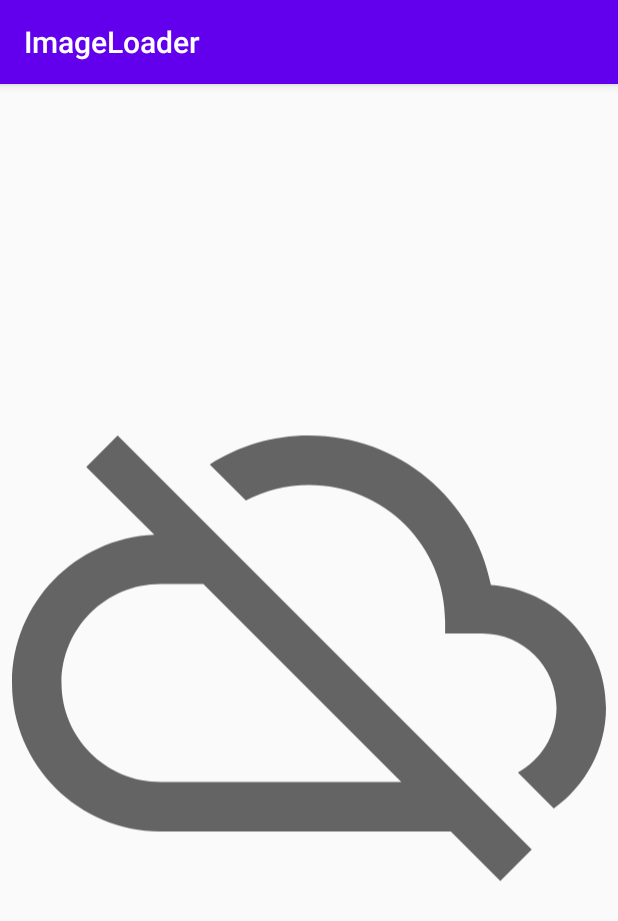
After one commit to Al-F/CatalogPresenter, an Android app: the fragment ItemDetailsFragment placed in its activity, on a phone screen of 412 x 824 dp. The commit adds this screen. Shown: the top 921 px of the screen. Run offline under Robolectric (Android 15) with nearby library versions, the phone set to English and light mode, and no system bars; our stand-ins replace Dagger/Hilt's generated code, RxJava; pictures from the network do not load; 1 statement that could not run was skipped.

Commit message:
Add item details page (#3)

```diff
--- a/app/src/main/java/com/example/imageloader/MainActivity.kt
+++ b/app/src/main/java/com/example/imageloader/MainActivity.kt
@@ -3,6 +3,7 @@ package com.example.imageloader
 import android.os.Bundle
 import androidx.appcompat.app.AppCompatActivity
 import com.example.imageloader.ui.fragment.CatalogFragment
+import com.example.imageloader.ui.fragment.ItemDetailsFragment
 import com.example.imageloader.ui.model.CatalogItemUI
 
 class MainActivity : AppCompatActivity(), CatalogFragment.OnCatalogItemSelected {
@@ -18,6 +19,9 @@ class MainActivity : AppCompatActivity(), CatalogFragment.OnCatalogItemSelected
     }
 
     override fun onCatalogItemSelected(model: CatalogItemUI) {
-        TODO("Not yet implemented")
+        val itemDetailsFragment = ItemDetailsFragment.newInstance(model.url, model.name)
+        supportFragmentManager.beginTransaction()
+            .replace(R.id.container, itemDetailsFragment, "itemDetails")
+            .addToBackStack(null).commit()
     }
 }
--- a/app/src/main/java/com/example/imageloader/di/CentralDI.kt
+++ b/app/src/main/java/com/example/imageloader/di/CentralDI.kt
@@ -14,7 +14,6 @@ import dagger.android.ContributesAndroidInjector
 import dagger.internal.Beta
 import dagger.multibindings.IntoMap
 import io.reactivex.schedulers.Schedulers
-import okhttp3.MediaType
 import retrofit2.Call
 import retrofit2.Retrofit
 import retrofit2.adapter.rxjava2.RxJava2CallAdapterFactory
@@ -37,7 +36,6 @@ abstract class AndroidSupportInjectionModule private constructor()
 
 @Module
 abstract class CatalogModule {
-
     @ContributesAndroidInjector(
         modules = [
             ViewModelBuilder::class
@@ -55,7 +53,6 @@ abstract class CatalogModule {
 class NetworkModule {
     companion object {
         private const val BASE_URL = "http://mobcategories.s3-website-eu-west-1.amazonaws.com/"
-        private val MIME_APPLICATION_JSON = MediaType.get("application/json")
     }
 
     @Provides
--- a/app/src/main/java/com/example/imageloader/ui/adapter/CatalogItemViewHolder.kt
+++ b/app/src/main/java/com/example/imageloader/ui/adapter/CatalogItemViewHolder.kt
@@ -2,19 +2,14 @@ package com.example.imageloader.ui.adapter
 
 import android.view.View
 import androidx.recyclerview.widget.RecyclerView
+import com.example.imageloader.ui.fragment.BASE_URL
 import com.example.imageloader.ui.model.CatalogItemUI
 import com.example.imageloader.ui.utils.loadImage
 import kotlinx.android.synthetic.main.catalog_item.view.*
 
 class CatalogItemViewHolder(var item: View) : RecyclerView.ViewHolder(item) {
     fun bind(model: CatalogItemUI) {
-        //TODO: handle FileNotFoundException
         item.preview_image.loadImage(BASE_URL + model.url)
         item.item_name_preview.text = model.name
     }
-
-    companion object {
-        //TODO: change to injecting it
-        const val BASE_URL = "http://mobcategories.s3-website-eu-west-1.amazonaws.com"
-    }
 }
--- a/app/src/main/java/com/example/imageloader/ui/fragment/CatalogViewModel.kt
+++ b/app/src/main/java/com/example/imageloader/ui/fragment/CatalogViewModel.kt
@@ -12,7 +12,7 @@ import retrofit2.Callback
 import retrofit2.Response
 import retrofit2.Retrofit
 import javax.inject.Inject
-
+const val BASE_URL = "http://mobcategories.s3-website-eu-west-1.amazonaws.com"
 class CatalogViewModel @Inject constructor(
     private val retrofit: Retrofit
 ) : ViewModel() {
@@ -23,7 +23,7 @@ class CatalogViewModel @Inject constructor(
     lateinit var listOfItems: Call<List<CatalogResponse>>
 
     private val _items = MutableLiveData<List<CatalogItemUI>>()
-    private val items: LiveData<List<CatalogItemUI>> = _items
+    val items: LiveData<List<CatalogItemUI>> = _items
 
     fun observeFailure(): LiveData<Failure> = failure
 
--- /dev/null
+++ b/app/src/main/java/com/example/imageloader/ui/fragment/ItemDetailsFragment.kt
@@ -0,0 +1,65 @@
+package com.example.imageloader.ui.fragment
+
+import android.os.Bundle
+import android.view.LayoutInflater
+import android.view.View
+import android.view.ViewGroup
+import androidx.fragment.app.Fragment
+import com.example.imageloader.R
+import com.example.imageloader.ui.utils.loadImage
+import kotlinx.android.synthetic.main.fragment_item_details.*
+
+// the fragment initialization parameters, e.g. ARG_ITEM_NUMBER
+private const val ARG_IMAGE_URL = "imageUrl"
+private const val ARG_ITEM_NAME = "itemName"
+
+/**
+ * A simple [Fragment] subclass.
+ * Use the [ItemDetailsFragment.newInstance] factory method to
+ * create an instance of this fragment.
+ */
+class ItemDetailsFragment : Fragment() {
+    private var imageURL: String? = null
+    private var itemName: String? = null
+
+    override fun onCreate(savedInstanceState: Bundle?) {
+        super.onCreate(savedInstanceState)
+        arguments?.let {
+            imageURL = it.getString(ARG_IMAGE_URL)
+            itemName = it.getString(ARG_ITEM_NAME)
+        }
+    }
+
+    override fun onCreateView(
+        inflater: LayoutInflater, container: ViewGroup?,
+        savedInstanceState: Bundle?
+    ): View? {
+        // Inflate the layout for this fragment
+        return inflater.inflate(R.layout.fragment_item_details, container, false)
+    }
+
+    override fun onViewCreated(view: View, savedInstanceState: Bundle?) {
+        super.onViewCreated(view, savedInstanceState)
+        item_details_image.loadImage(BASE_URL + imageURL)
+        item_details_name.text = itemName
+    }
+
+    companion object {
+        /**
+         * Use this factory method to create a new instance of
+         * this fragment using the provided parameters.
+         *
+         * @param imageURL Parameter 1.
+         * @param itemDescription Parameter 2.
+         * @return A new instance of fragment ItemDetailsFragment.
+         */
+        @JvmStatic
+        fun newInstance(imageURL: String, itemDescription: String) =
+            ItemDetailsFragment().apply {
+                arguments = Bundle().apply {
+                    putString(ARG_IMAGE_URL, imageURL)
+                    putString(ARG_ITEM_NAME, itemDescription)
+                }
+            }
+    }
+}
--- a/app/src/main/java/com/example/imageloader/ui/utils/ImageViewExt.kt
+++ b/app/src/main/java/com/example/imageloader/ui/utils/ImageViewExt.kt
@@ -2,12 +2,24 @@ package com.example.imageloader.ui.utils
 
 import android.graphics.drawable.Drawable
 import android.widget.ImageView
+import androidx.core.content.ContextCompat
 import com.bumptech.glide.Glide
 import com.bumptech.glide.request.target.CustomTarget
 import com.bumptech.glide.request.transition.Transition
+import com.example.imageloader.R
 
 fun ImageView.loadImage(url: String) {
     Glide.with(this).load(url).into(object : CustomTarget<Drawable>() {
+        override fun onLoadFailed(errorDrawable: Drawable?) {
+            super.onLoadFailed(errorDrawable)
+            this@loadImage.setImageDrawable(
+                ContextCompat.getDrawable(
+                    context,
+                    R.drawable.ic_image_not_found
+                )
+            )
+        }
+
         override fun onLoadCleared(placeholder: Drawable?) {
         }
 
--- /dev/null
+++ b/app/src/main/res/drawable/ic_image_not_found.xml
@@ -0,0 +1,10 @@
+<vector xmlns:android="http://schemas.android.com/apk/res/android"
+    android:width="24dp"
+    android:height="24dp"
+    android:tint="?attr/colorControlNormal"
+    android:viewportWidth="24"
+    android:viewportHeight="24">
+    <path
+        android:fillColor="@android:color/white"
+        android:pathData="M19.35,10.04C18.67,6.59 15.64,4 12,4c-1.48,0 -2.85,0.43 -4.01,1.17l1.46,1.46C10.21,6.23 11.08,6 12,6c3.04,0 5.5,2.46 5.5,5.5v0.5H19c1.66,0 3,1.34 3,3 0,1.13 -0.64,2.11 -1.56,2.62l1.45,1.45C23.16,18.16 24,16.68 24,15c0,-2.64 -2.05,-4.78 -4.65,-4.96zM3,5.27l2.75,2.74C2.56,8.15 0,10.77 0,14c0,3.31 2.69,6 6,6h11.73l2,2L21,20.73 4.27,4 3,5.27zM7.73,10l8,8H6c-2.21,0 -4,-1.79 -4,-4s1.79,-4 4,-4h1.73z" />
+</vector>
--- /dev/null
+++ b/app/src/main/res/layout/fragment_item_details.xml
@@ -0,0 +1,28 @@
+<?xml version="1.0" encoding="utf-8"?>
+<androidx.constraintlayout.widget.ConstraintLayout xmlns:android="http://schemas.android.com/apk/res/android"
+    xmlns:app="http://schemas.android.com/apk/res-auto"
+    xmlns:tools="http://schemas.android.com/tools"
+    android:layout_width="match_parent"
+    android:layout_height="match_parent"
+    tools:context=".ui.fragment.ItemDetailsFragment">
+
+
+    <ImageView
+        android:id="@+id/item_details_image"
+        android:layout_width="0dp"
+        android:layout_height="0dp"
+        android:layout_margin="@dimen/margin_general"
+        app:layout_constraintBottom_toTopOf="@+id/item_details_name"
+        app:layout_constraintLeft_toLeftOf="parent"
+        app:layout_constraintRight_toRightOf="parent"
+        app:layout_constraintTop_toTopOf="parent" />
+
+    <TextView
+        android:id="@+id/item_details_name"
+        android:layout_width="wrap_content"
+        android:layout_height="wrap_content"
+        android:layout_margin="@dimen/margin_general"
+        android:text="TextView"
+        app:layout_constraintBottom_toBottomOf="parent"
+        app:layout_constraintTop_toBottomOf="@+id/item_details_image" />
+</androidx.constraintlayout.widget.ConstraintLayout>
```
